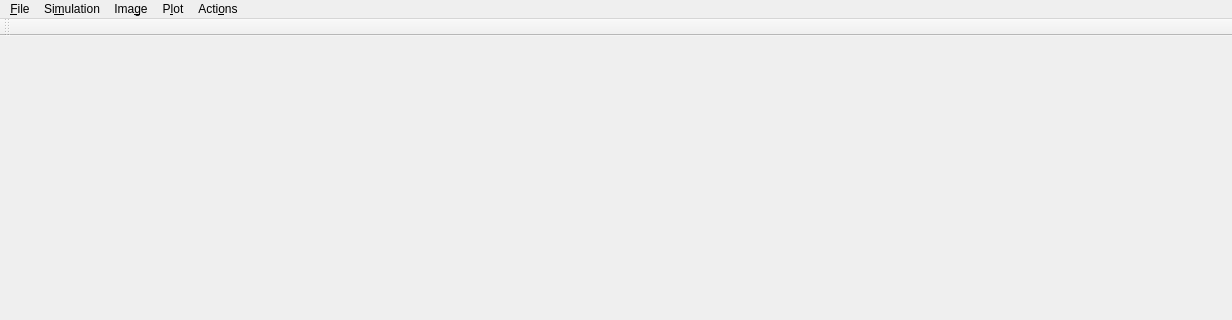
This is mainwindow.ui in tomwimmenhove/efield as Qt 5 draws it before an edit; both pictures show x 0 to 1232 and y 0 to 320 of the 1232 by 639 pixel window. The edited form follows.
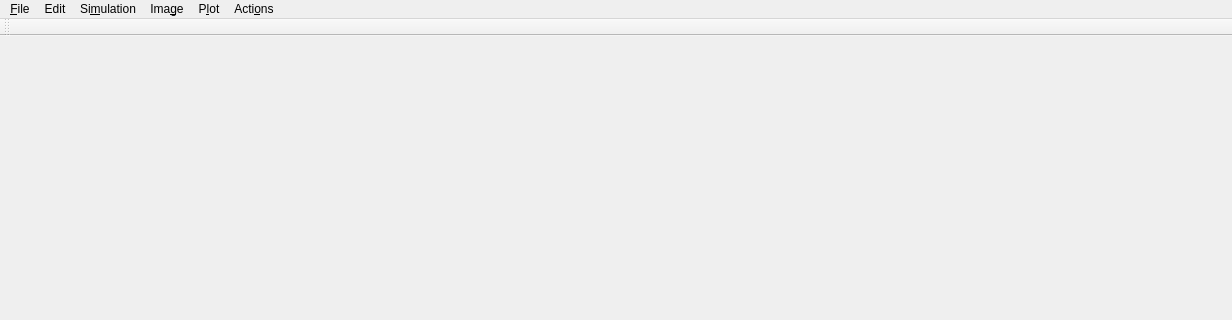
This is the edited form. Custom widgets are drawn as their Qt base class.

Patch:
```diff
--- a/mainwindow.ui
+++ b/mainwindow.ui
@@ -109,7 +109,15 @@
     <addaction name="action_Open"/>
     <addaction name="action_Save_as"/>
    </widget>
+   <widget class="QMenu" name="menuEdit">
+    <property name="title">
+     <string>Edit</string>
+    </property>
+    <addaction name="action_Undo"/>
+    <addaction name="action_Redo"/>
+   </widget>
    <addaction name="menu_File"/>
+   <addaction name="menuEdit"/>
    <addaction name="menuSimulation"/>
    <addaction name="menuImage"/>
    <addaction name="menuPlot"/>
```
Left out of the diff: 16 changed lines with no effect on the pictures.
